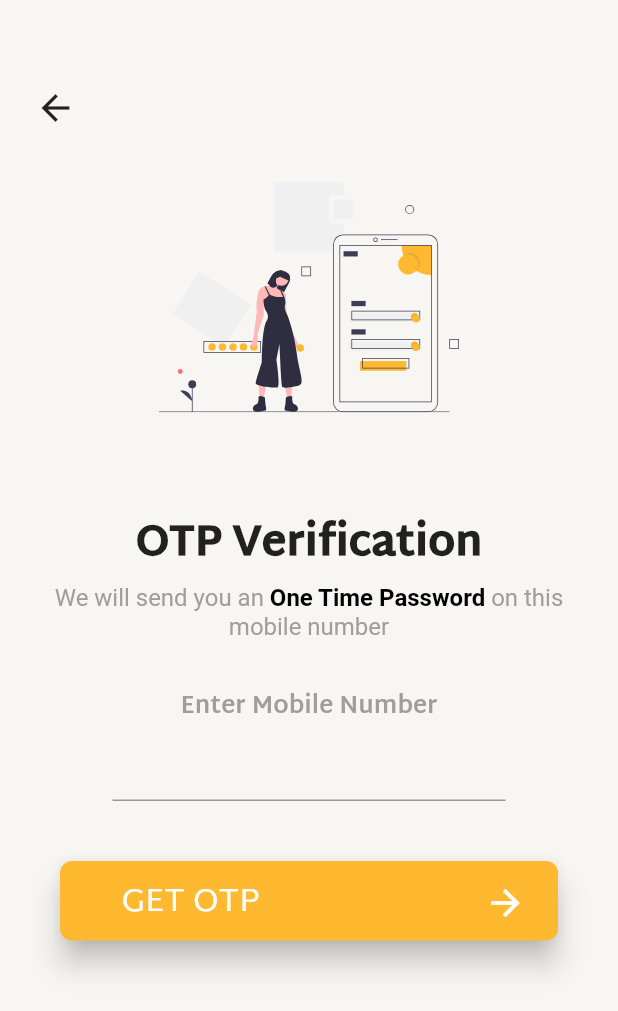
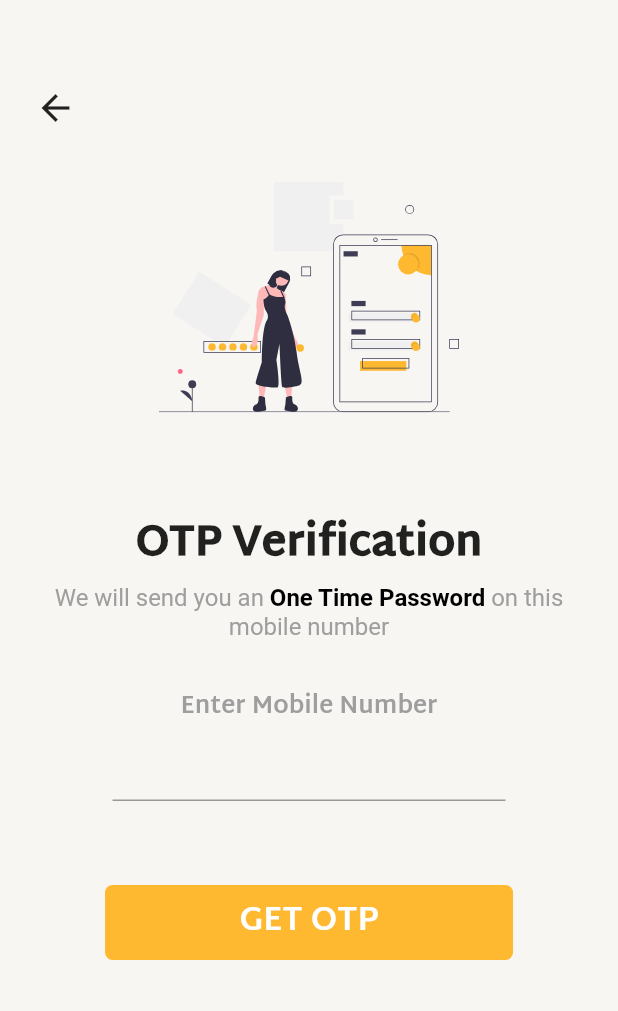
Before and after one commit to sanju-developer/Day2Day, a Flutter app: the SignupWithPhone screen opened directly, on a phone screen of 412 x 824 dp. Shown: the top 1011 px of the screen. Run offline on Flutter 3.47's test engine with Material 2 defaults, Android fonts, the phone set to English and light mode, and no system bars; our stand-ins replace flutter_svg, pin_code_fields; network calls fail.

Commit message:
add verify like btn on css on get-otp button

```diff
--- a/lib/screens/signup/signup_with_phone/signup_with_phone.dart
+++ b/lib/screens/signup/signup_with_phone/signup_with_phone.dart
@@ -122,46 +122,35 @@ class _SignupWithPhoneState extends State<SignupWithPhone> {
                   Container(
                     padding:
                         EdgeInsets.only(top: 40.0, left: 25.0, right: 25.0),
-                      child: RaisedButton(
-                        onPressed: () => Navigator.push(
+                    child: Container(
+                      margin: const EdgeInsets.symmetric(
+                          vertical: 16.0, horizontal: 30),
+                      child: ButtonTheme(
+                        height: 50,
+                        child: FlatButton(
+                          onPressed: () {
+                            Navigator.push(
                                 context,
                                 MaterialPageRoute(
                                     builder: (context) =>
-                                    OTPVerificationPage('+91 999262312'))),
-                        shape: RoundedRectangleBorder(
-                          borderRadius: BorderRadius.circular(8.0),
+                                        OTPVerificationPage('+91 999262312')));
+                          },
+                          child: Center(
+                              child: Text(
+                            "Get OTP".toUpperCase(),
+                            style: TextStyle(
+                                color: Colors.white,
+                                fontSize: 22,
+                                fontWeight: FontWeight.bold),
+                          )),
                         ),
-                        elevation: 8.0,
+                      ),
+                      decoration: BoxDecoration(
                         color: Theme.of(context).buttonColor,
-                        child: Column(
-                          children: <Widget>[
-                            Container(
-                              padding: EdgeInsets.only(
-                                  left: 25.0,
-                                  right: 5.0,
-                                  top: 8.0,
-                                  bottom: 5.0),
-                              child: Row(
-                                mainAxisAlignment:
-                                    MainAxisAlignment.spaceBetween,
-                                children: <Widget>[
-                                  Text(
-                                    'GET OTP',
-                                    textAlign: TextAlign.center,
-                                    style: TextStyle(
-                                        color: Colors.white, fontSize: 22.0),
+                        borderRadius: BorderRadius.circular(5),
                       ),
-                                  Icon(
-                                    Icons.arrow_forward,
-                                    size: 28.0,
-                                    color: Colors.white,
-                                  )
-                                ],
                     ),
                   )
-                          ],
-                        ),
-                      ))
                 ],
               )),
         ));
```
Lines whose indentation alone changed are shown as unchanged.
